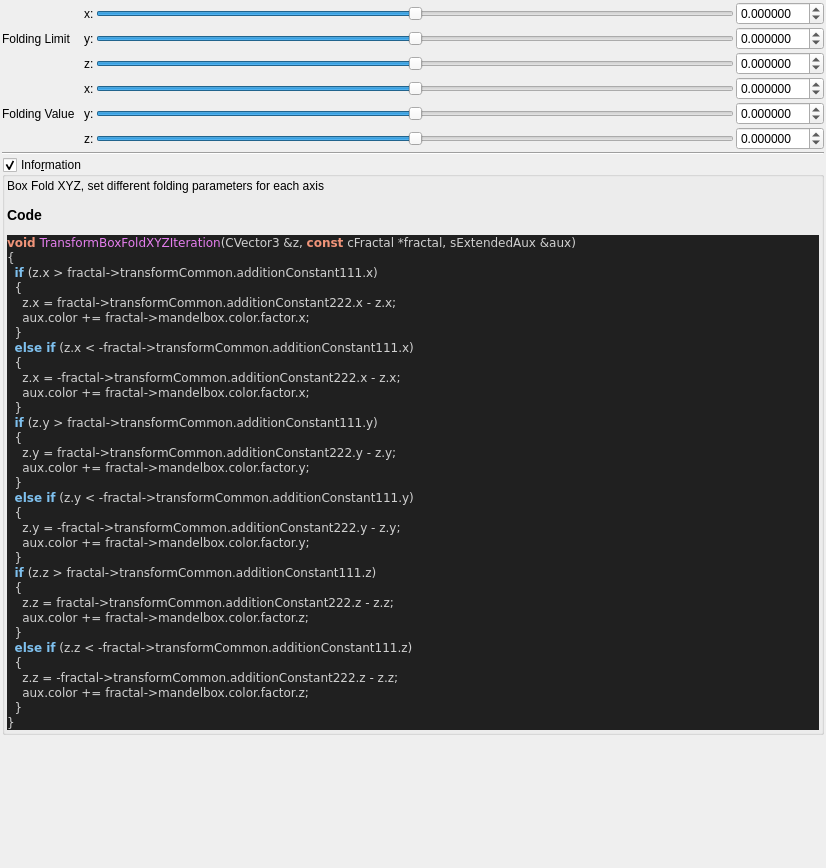
First picture: the form in mandelbulber2/qt_data/fractal_transf_box_fold_XYZ.ui, repository buddhi1980/mandelbulber2, before the edit.
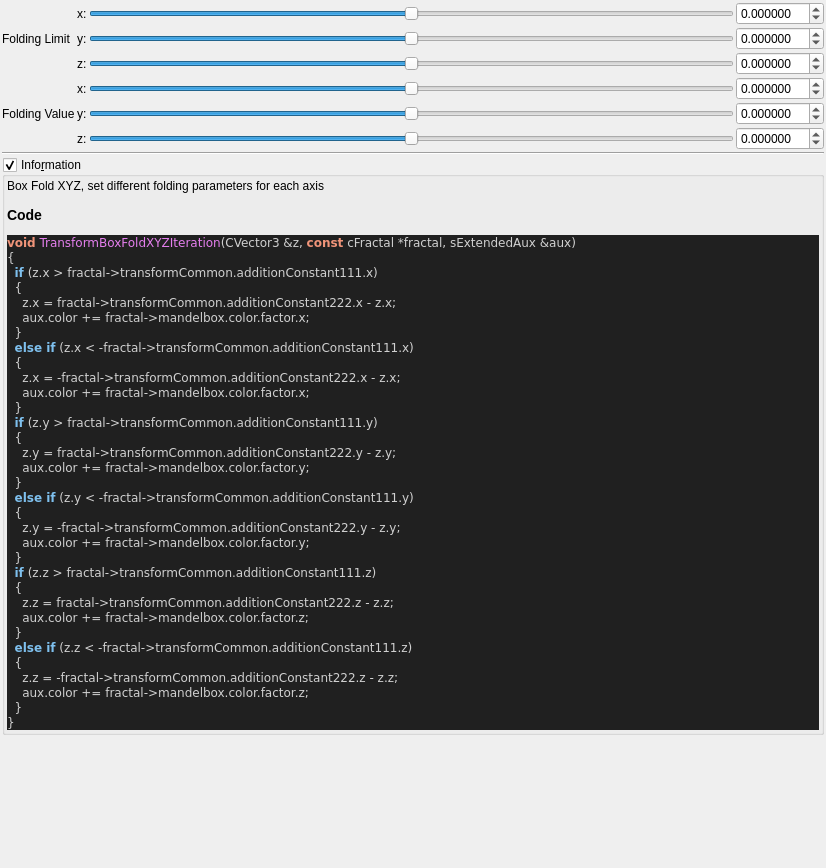
Second picture: the form after the edit. Custom widgets are drawn as their Qt base class.

```diff
--- a/mandelbulber2/qt_data/fractal_transf_box_fold_XYZ.ui
+++ b/mandelbulber2/qt_data/fractal_transf_box_fold_XYZ.ui
@@ -293,14 +293,14 @@
      <item row="1" column="1">
       <widget class="QLabel" name="label_185">
        <property name="text">
-        <string>Folding Limit  </string>
+        <string>Folding Limit</string>
        </property>
       </widget>
      </item>
      <item row="4" column="1">
       <widget class="QLabel" name="label_189">
        <property name="text">
-        <string>Folding Value  </string>
+        <string>Folding Value</string>
        </property>
       </widget>
      </item>
```
